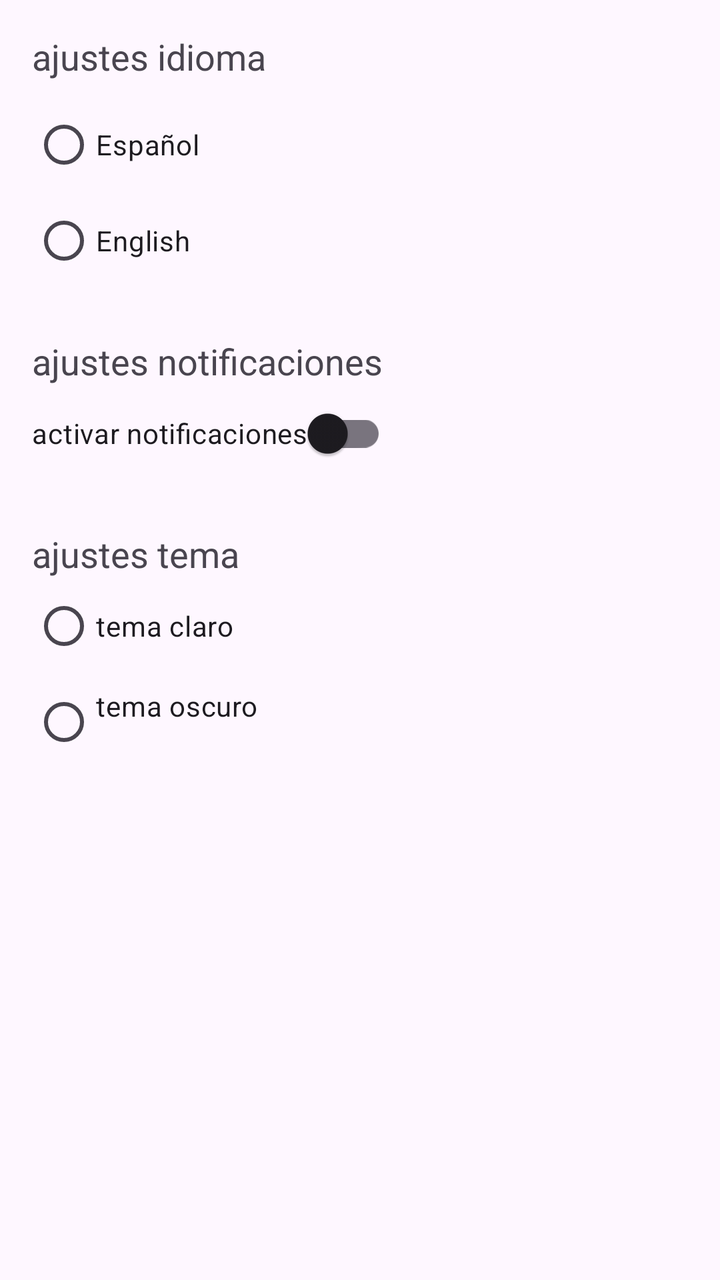
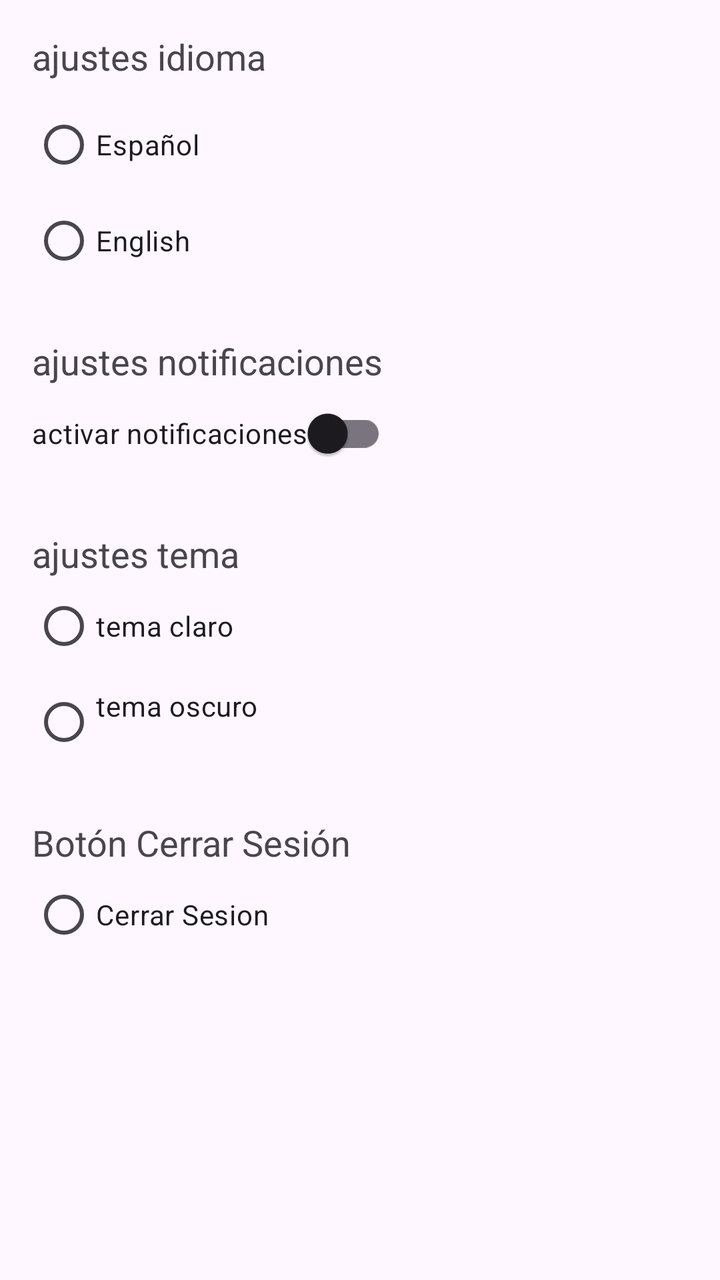

An Android layout rendered at two revisions. The XML below is the earlier revision; the diff shows what the commit changed to produce the second picture.
<!-- AndroidManifest.xml: application theme Theme.PuyDuFouExperience -->
<!-- res/layout/fragment_ajustes.xml -->
<?xml version="1.0" encoding="utf-8"?>
<FrameLayout xmlns:android="http://schemas.android.com/apk/res/android"
    xmlns:tools="http://schemas.android.com/tools"
    android:layout_width="match_parent"
    android:layout_height="match_parent"
    tools:context=".ui.AjustesFragment">

    <ScrollView
        android:layout_width="match_parent"
        android:layout_height="match_parent">

        <LinearLayout
            android:layout_width="match_parent"
            android:layout_height="wrap_content"
            android:orientation="vertical"
            android:padding="16dp">

            
            <TextView
                android:layout_width="wrap_content"
                android:layout_height="wrap_content"
                android:layout_marginBottom="8dp"
                android:text="@string/ajustes_idioma"
                android:textSize="18sp" />

            <RadioGroup
                android:id="@+id/rgIdioma"
                android:layout_width="wrap_content"
                android:layout_height="wrap_content">

                <RadioButton
                    android:id="@+id/rbEspanol"
                    android:layout_width="wrap_content"
                    android:layout_height="wrap_content"
                    android:text="Español" />

                <RadioButton
                    android:id="@+id/rbIngles"
                    android:layout_width="wrap_content"
                    android:layout_height="wrap_content"
                    android:text="English" />
            </RadioGroup>

            
            <TextView
                android:layout_width="wrap_content"
                android:layout_height="wrap_content"
                android:layout_marginTop="24dp"
                android:text="@string/ajustes_notificaciones"
                android:textSize="18sp" />

            <com.google.android.material.switchmaterial.SwitchMaterial
                android:id="@+id/switchNotificaciones"
                android:layout_width="wrap_content"
                android:layout_height="wrap_content"
                android:text="@string/activar_notificaciones" />

            
            <TextView
                android:layout_width="wrap_content"
                android:layout_height="wrap_content"
                android:layout_marginTop="24dp"
                android:text="@string/ajustes_tema"
                android:textSize="18sp" />

            <RadioGroup
                android:id="@+id/rgTema"
                android:layout_width="wrap_content"
                android:layout_height="wrap_content">

                <RadioButton
                    android:id="@+id/rbClaro"
                    android:layout_width="wrap_content"
                    android:layout_height="wrap_content"
                    android:text="@string/tema_claro" />

                <RadioButton
                    android:id="@+id/rbOscuro"
                    android:layout_width="wrap_content"
                    android:layout_height="wrap_content"
                    android:text="@string/tema_oscuro" />
            </RadioGroup>

        </LinearLayout>
    </ScrollView>


</FrameLayout>
<!-- resources referenced by this layout -->
<resources>
  <string name="activar_notificaciones">activar notificaciones</string>
  <string name="ajustes_idioma">ajustes idioma</string>
  <string name="ajustes_notificaciones">ajustes notificaciones</string>
  <string name="ajustes_tema">ajustes tema</string>
  <string name="tema_claro">tema claro</string>
  <string name="tema_oscuro">tema oscuro\n</string>
  <style name="Theme.PuyDuFouExperience" parent="Base.Theme.PuyDuFouExperience" />
  <style name="Base.Theme.PuyDuFouExperience" parent="Theme.Material3.DayNight.NoActionBar">
          
          
      </style>
</resources>

<!-- the commit's change to res/layout/fragment_ajustes.xml (unified diff, before → after) -->
@@ -80,6 +80,20 @@
                     android:layout_height="wrap_content"
                     android:text="@string/tema_oscuro" />
             </RadioGroup>
+            
+            <TextView
+                android:layout_width="wrap_content"
+                android:layout_height="wrap_content"
+                android:layout_marginTop="24dp"
+                android:text="@string/ajustes_logout"
+                android:textSize="18sp" />
+            <RadioButton
+                android:id="@+id/rbLogout"
+                android:layout_width="wrap_content"
+                android:layout_height="wrap_content"
+                android:text="@string/ajustes_logoutrb" />
+
+
 
         </LinearLayout>
     </ScrollView>
<!-- resource entries referenced after the edit -->
@@ -2,6 +2,8 @@
 <resources>
   <string name="activar_notificaciones">activar notificaciones</string>
   <string name="ajustes_idioma">ajustes idioma</string>
+  <string name="ajustes_logout">Botón Cerrar Sesión</string>
+  <string name="ajustes_logoutrb">Cerrar Sesion</string>
   <string name="ajustes_notificaciones">ajustes notificaciones</string>
   <string name="ajustes_tema">ajustes tema</string>
   <string name="tema_claro">tema claro</string>
